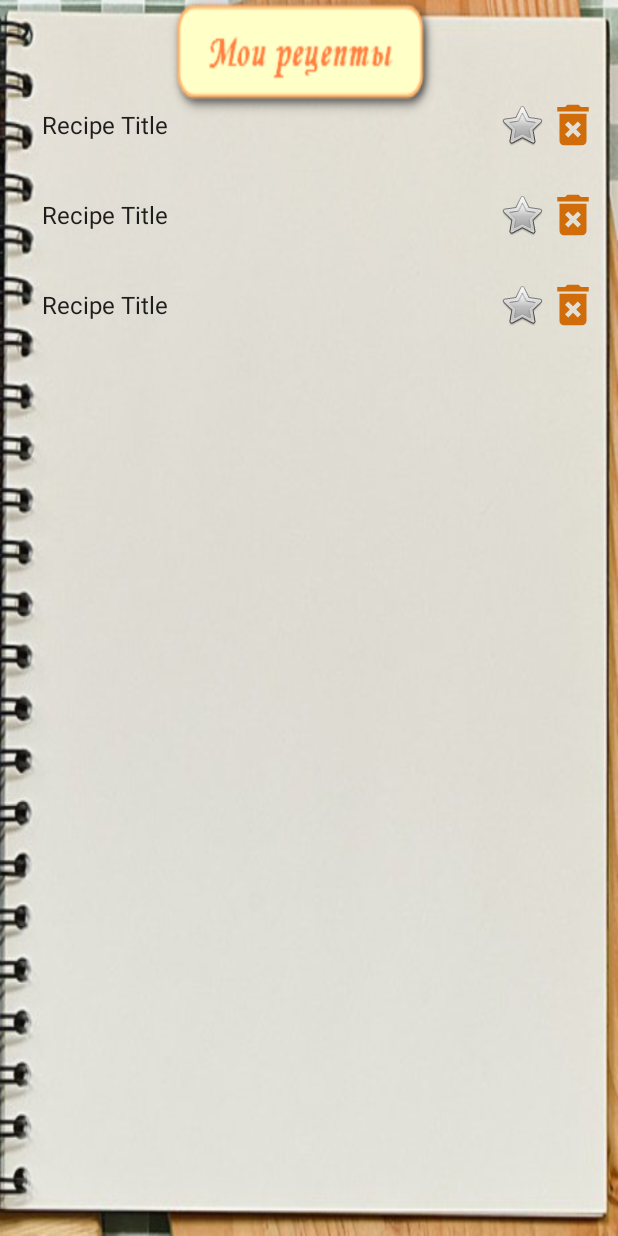
After one commit to Cha1000000/DoughCalculator, an Android app: the layout fragment_recipes_list.xml on its own in the app's theme, with its tools: preview values and no code run, on a phone screen of 412 x 824 dp. The commit adds this screen. Run offline under Robolectric (Android 15) with nearby library versions, the phone set to English and light mode, and no system bars.

Commit message:
add Open recipe fragment, recycler view and adapter

```diff
--- a/DoughCalculator/build.gradle
+++ b/DoughCalculator/build.gradle
@@ -48,6 +48,8 @@
 }
 
 dependencies {
+    implementation 'androidx.legacy:legacy-support-v4:1.0.0'
+    implementation 'androidx.recyclerview:recyclerview:1.2.1'
     def room_version = "2.5.0"
 
     implementation 'androidx.core:core-ktx:1.9.0'
--- /dev/null
+++ b/DoughCalculator/src/main/java/com/example/doughcalculator/common/callback/OnBackPressedListener.kt
@@ -0,0 +1,5 @@
+package com.example.doughcalculator.common.callback
+
+interface OnBackPressedListener {
+    fun onBackPressed(): Boolean
+}
--- a/DoughCalculator/src/main/java/com/example/doughcalculator/di/AppModule.kt
+++ b/DoughCalculator/src/main/java/com/example/doughcalculator/di/AppModule.kt
@@ -5,7 +5,9 @@
 import com.example.doughcalculator.common.exceptions.alert.AppErrorAlertShower
 import com.example.doughcalculator.common.exceptions.alert.ErrorAlertShower
 import com.example.doughcalculator.data.BaseRatioModel
+import com.example.doughcalculator.data.BaseRecipeModel
 import com.example.doughcalculator.data.RatioModel
+import com.example.doughcalculator.data.RecipeTitleModel
 import com.example.doughcalculator.database.DoughRecipeDao
 import com.example.doughcalculator.database.DoughRecipesDatabase
 import org.koin.android.ext.koin.androidApplication
@@ -14,6 +16,7 @@
 
 val appModule = module {
     single<DoughRecipeDao> { DoughRecipesDatabase.getInstance(get()).getRecipeDao() }
+    single<BaseRecipeModel> { RecipeTitleModel(get(), get(), get(), get()) }
     single<BaseRatioModel> { RatioModel() }
     single<ErrorAlertShower> { AppErrorAlertShower() }
 }
--- a/DoughCalculator/src/main/java/com/example/doughcalculator/screens/main/MainPresenter.kt
+++ b/DoughCalculator/src/main/java/com/example/doughcalculator/screens/main/MainPresenter.kt
@@ -43,6 +43,10 @@
 
     fun onShowSaveDialog(){
         viewState.showSaveRecipeDialog()
+    }
+
+    fun onShowOpenDialog(){
+        viewState.showOpenRecipeDialog()
     }
 
     private fun calculateIngredientPercent(gram: Short): Double {
--- a/DoughCalculator/src/main/java/com/example/doughcalculator/screens/main/MainView.kt
+++ b/DoughCalculator/src/main/java/com/example/doughcalculator/screens/main/MainView.kt
@@ -18,4 +18,7 @@
 
     @StateStrategyType(AddToEndSingleStrategy::class)
     fun showSaveRecipeDialog()
+
+    @StateStrategyType(AddToEndSingleStrategy::class)
+    fun showOpenRecipeDialog()
 }
--- /dev/null
+++ b/DoughCalculator/src/main/res/drawable/ic_delete_forever.xml
@@ -0,0 +1,5 @@
+<vector android:height="36dp" android:tint="#D06C09"
+    android:viewportHeight="24" android:viewportWidth="24"
+    android:width="36dp" xmlns:android="http://schemas.android.com/apk/res/android">
+    <path android:fillColor="@android:color/white" android:pathData="M6,19c0,1.1 0.9,2 2,2h8c1.1,0 2,-0.9 2,-2L18,7L6,7v12zM8.46,11.88l1.41,-1.41L12,12.59l2.12,-2.12 1.41,1.41L13.41,14l2.12,2.12 -1.41,1.41L12,15.41l-2.12,2.12 -1.41,-1.41L10.59,14l-2.13,-2.12zM15.5,4l-1,-1h-5l-1,1L5,4v2h14L19,4z"/>
+</vector>
--- /dev/null
+++ b/DoughCalculator/src/main/res/layout/fragment_recipe_item.xml
@@ -0,0 +1,39 @@
+<?xml version="1.0" encoding="utf-8"?>
+<LinearLayout xmlns:android="http://schemas.android.com/apk/res/android"
+    xmlns:app="http://schemas.android.com/apk/res-auto"
+    xmlns:tools="http://schemas.android.com/tools"
+    android:layout_width="match_parent"
+    android:layout_height="wrap_content"
+    android:layout_marginStart="12dp"
+    android:layout_marginTop="6dp"
+    android:layout_marginEnd="12dp"
+    android:orientation="horizontal"
+    android:stretchColumns="0,1,2">
+
+    <TextView
+        android:id="@+id/tv_recipe_title"
+        android:layout_width="match_parent"
+        android:layout_height="wrap_content"
+        android:layout_margin="@dimen/text_margin"
+        android:layout_weight="50"
+        android:textAppearance="?attr/textAppearanceListItem"
+        tools:text="Recipe Title" />
+
+    <ImageButton
+        android:id="@+id/bt_star"
+        android:layout_width="wrap_content"
+        android:layout_height="match_parent"
+        android:layout_weight="0"
+        android:background="@android:color/transparent"
+        android:stateListAnimator="@android:anim/fade_in"
+        app:srcCompat="@android:drawable/btn_star_big_off" />
+
+    <ImageButton
+        android:id="@+id/bt_delete"
+        android:layout_width="wrap_content"
+        android:layout_height="match_parent"
+        android:layout_weight="0"
+        android:background="@android:color/transparent"
+        app:srcCompat="@drawable/ic_delete_forever" />
+
+</LinearLayout>
--- /dev/null
+++ b/DoughCalculator/src/main/res/layout/fragment_recipes_list.xml
@@ -0,0 +1,28 @@
+<?xml version="1.0" encoding="utf-8"?>
+<layout xmlns:android="http://schemas.android.com/apk/res/android"
+    xmlns:app="http://schemas.android.com/apk/res-auto"
+    xmlns:tools="http://schemas.android.com/tools"
+    tools:context=".screens.fragments.open.OpenRecipeFragment">
+
+    <androidx.constraintlayout.widget.ConstraintLayout
+        android:layout_width="match_parent"
+        android:layout_height="match_parent"
+        android:background="@drawable/background_notepad">
+
+        <androidx.recyclerview.widget.RecyclerView
+            android:id="@+id/rc_view"
+            android:name="com.example.doughcalculator.screens.fragments.open.ItemFragment"
+            android:layout_width="0dp"
+            android:layout_height="0dp"
+            android:layout_marginTop="50dp"
+            android:layout_marginBottom="18dp"
+            app:layoutManager="LinearLayoutManager"
+            app:layout_constraintBottom_toBottomOf="parent"
+            app:layout_constraintEnd_toEndOf="parent"
+            app:layout_constraintStart_toStartOf="parent"
+            app:layout_constraintTop_toTopOf="parent"
+            tools:context=".screens.fragments.open.RecipeItemFragment"
+            tools:listitem="@layout/fragment_recipe_item" />
+
+    </androidx.constraintlayout.widget.ConstraintLayout>
+</layout>
--- a/DoughCalculator/src/main/res/values/dimens.xml
+++ b/DoughCalculator/src/main/res/values/dimens.xml
@@ -12,4 +12,5 @@
     <dimen name="action_button_text_size">28sp</dimen>
 
     <dimen name="ingredient_text_size">20sp</dimen>
+    <dimen name="text_margin">16dp</dimen>
 </resources>
```
Also changed, not shown: DoughCalculator/src/main/java/com/example/doughcalculator/common/mvp/BaseFragment.kt (+7 -0 lines), DoughCalculator/src/main/java/com/example/doughcalculator/screens/fragments/open/OpenRecipeFragment.kt (added, +43 -0 lines), DoughCalculator/src/main/java/com/example/doughcalculator/screens/fragments/open/RecipeItemFragment.kt (added, +50 -0 lines), DoughCalculator/src/main/java/com/example/doughcalculator/screens/fragments/open/RecipeListRecyclerViewAdapter.kt (added, +50 -0 lines), DoughCalculator/src/main/java/com/example/doughcalculator/screens/fragments/open/placeholder/PlaceholderContent.kt (added, +57 -0 lines), DoughCalculator/src/main/java/com/example/doughcalculator/screens/fragments/save/SaveRecipeFragment.kt (+11 -12 lines), DoughCalculator/src/main/java/com/example/doughcalculator/screens/main/MainActivity.kt (+50 -17 lines), DoughCalculator/src/main/res/drawable/background_notepad.png (added).
